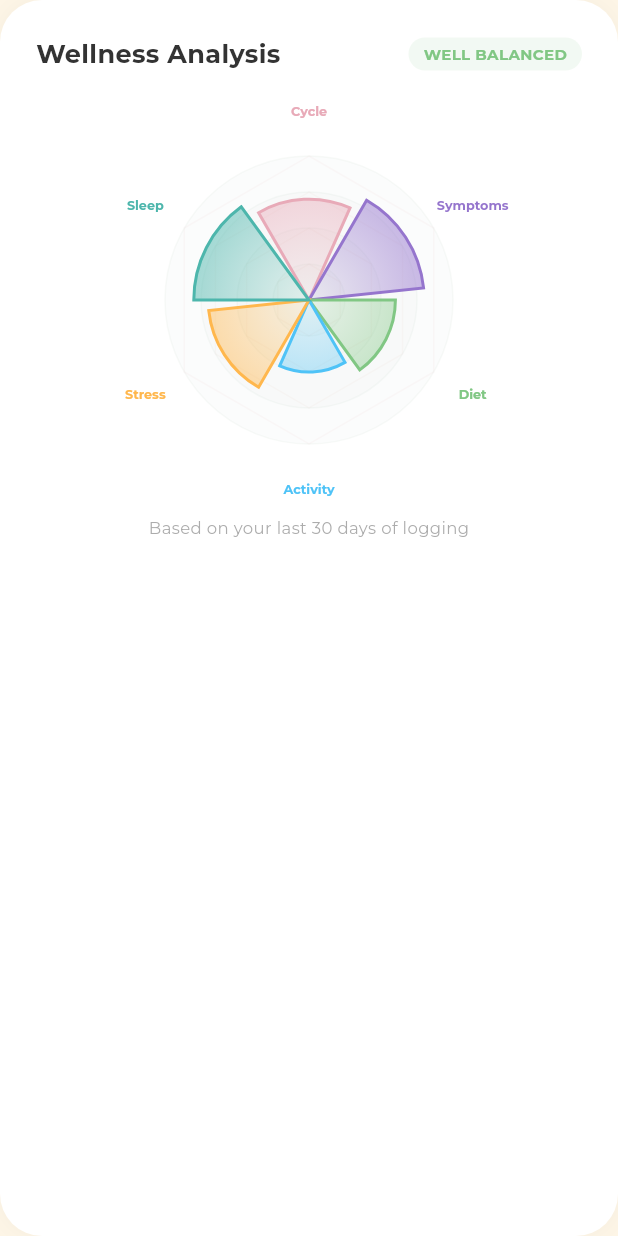
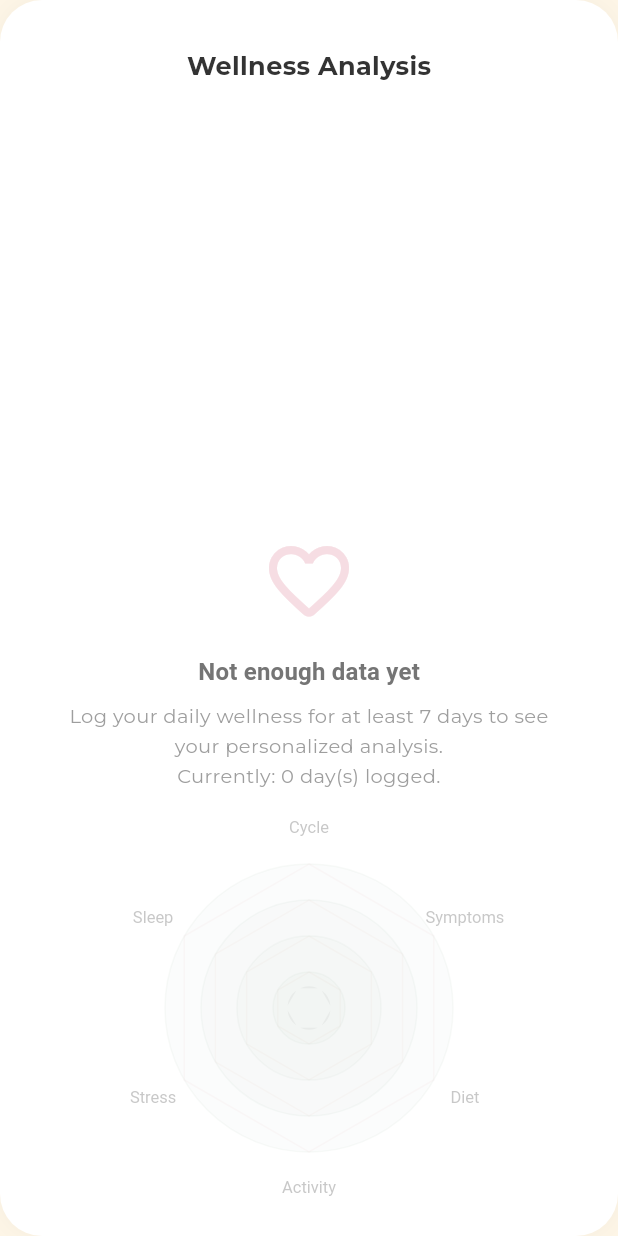
Before and after one commit to Sajawal07/zaya, a Flutter app: the _WellnessRadarChart widget shown alone on an empty page, opened directly, on a phone screen of 412 x 824 dp. Run offline on Flutter 3.47's test engine with Material 3 defaults, Android fonts, the phone set to English and light mode, and no system bars; our stand-ins replace awesome_notifications, cloud_firestore, cloud_functions, firebase_auth, firebase_core, firebase_messaging and 15 more; missing offline and left inert: health; accounts and stored records are empty; generated files the repository leaves out were written again.

Commit message:
Fix Wellness Analysis radar chart: remove hardcoded defaults, add 7-day minimum threshold, per-category missing data handling, dynamic logging text

```diff
--- a/lib/features/insights/presentation/screens/insights_screen.dart
+++ b/lib/features/insights/presentation/screens/insights_screen.dart
@@ -922,7 +922,63 @@ class _WellnessRadarChart extends ConsumerWidget {
   @override
   Widget build(BuildContext context, WidgetRef ref) {
     final analytics = ref.watch(healthAnalyticsProvider);
+
+    // Show empty state when insufficient data
+    if (!analytics.hasEnoughData) {
+      return Container(
+        padding: const EdgeInsets.all(32),
+        decoration: BoxDecoration(
+          color: AppColors.white,
+          borderRadius: BorderRadius.circular(28),
+          boxShadow: [BoxShadow(color: Colors.black.withValues(alpha: 0.03), blurRadius: 10)],
+        ),
+        child: Column(
+          children: [
+            const Expanded(child: _SectionTitle('Wellness Analysis')),
+            const SizedBox(height: 24),
+            Icon(
+              Icons.favorite_outline_rounded,
+              size: 64,
+              color: AppColors.nudeRose.withValues(alpha: 0.4),
+            ),
+            const SizedBox(height: 16),
+            Text(
+              'Not enough data yet',
+              style: Theme.of(context).textTheme.titleMedium?.copyWith(
+                fontWeight: FontWeight.w600,
+                color: AppColors.textSecondary,
+              ),
+            ),
+            const SizedBox(height: 8),
+            Text(
+              'Log your daily wellness for at least 7 days to see your personalized analysis.\nCurrently: ${analytics.loggedDays} day(s) logged.',
+              textAlign: TextAlign.center,
+              style: TextStyle(
+                color: AppColors.textSecondary.withValues(alpha: 0.7),
+                fontSize: 13,
+                height: 1.5,
+              ),
+            ),
+            const SizedBox(height: 24),
+            // Show grayed-out radar preview
+            SizedBox(
+              width: 240,
+              height: 240,
+              child: CustomPaint(
+                painter: _WellnessRadarPainter(
+                  matrix: analytics.wellnessMatrix,
+                  hasData: analytics.hasData,
+                  showPreview: true,
+                ),
+              ),
+            ),
+          ],
+        ),
+      );
+    }
+
     final matrix = analytics.wellnessMatrix;
+    final hasData = analytics.hasData;
     final avg = matrix.values.fold(0.0, (a, b) => a + b) / matrix.length;
 
     String status = 'Stable';
@@ -938,6 +994,11 @@ class _WellnessRadarChart extends ConsumerWidget {
       status = 'Needs Attention';
       statusColor = AppColors.error;
     }
+
+    // Dynamic logging period text
+    final daysText = analytics.loggedDays == 1
+        ? 'Based on 1 day of logging'
+        : 'Based on ${analytics.loggedDays} days of logging';
 
     return Container(
       padding: const EdgeInsets.all(24),
@@ -975,13 +1036,13 @@ class _WellnessRadarChart extends ConsumerWidget {
               width: 240,
               height: 240,
               child: CustomPaint(
-                painter: _WellnessRadarPainter(matrix: matrix),
+                painter: _WellnessRadarPainter(matrix: matrix, hasData: hasData),
               ),
             ),
           ),
           const SizedBox(height: 24),
           Text(
-            'Based on your last 30 days of logging',
+            daysText,
             style: TextStyle(color: AppColors.textSecondary.withValues(alpha: 0.6), fontSize: 11),
           ),
         ],
@@ -992,7 +1053,9 @@ class _WellnessRadarChart extends ConsumerWidget {
 
 class _WellnessRadarPainter extends CustomPainter {
   final Map<String, double> matrix;
-  _WellnessRadarPainter({required this.matrix});
+  final Map<String, bool>? hasData;
+  final bool showPreview;
+  _WellnessRadarPainter({required this.matrix, this.hasData, this.showPreview = false});
 
   @override
   void paint(Canvas canvas, Size size) {
@@ -1021,8 +1084,10 @@ class _WellnessRadarPainter extends CustomPainter {
 
     final points = <Offset>[];
     for (int i = 0; i < axes.length; i++) {
-      final val = (matrix[axes[i]] ?? 0.5).clamp(0.1, 1.0);
-      final r = radius * val;
+      final label = axes[i];
+      final val = (matrix[label] ?? 0.0).clamp(0.0, 1.0);
+      final hasCategoryData = hasData?[label] ?? false;
+      final r = radius * (hasCategoryData ? val : 0.0);
       final x = center.dx + r * Math.cos(i * angleStep - 3.14159 / 2);
       final y = center.dy + r * Math.sin(i * angleStep - 3.14159 / 2);
       points.add(Offset(x, y));
@@ -1056,58 +1121,101 @@ class _WellnessRadarPainter extends CustomPainter {
     for (int i = 0; i < axes.length; i++) {
       final label = axes[i];
       final color = categoryColors[label] ?? AppColors.textSecondary;
-      final val = (matrix[label] ?? 0.5).clamp(0.1, 1.0);
-      final r = radius * val;
+      final val = (matrix[label] ?? 0.0).clamp(0.0, 1.0);
+      final hasCategoryData = hasData?[label] ?? false;
+      final r = radius * (hasCategoryData ? val : 0.0);
 
       final startAngle = i * segmentAngle - 3.14159 / 2 - (segmentAngle * 0.4);
       final endAngle = (i + 1) * segmentAngle - 3.14159 / 2 - (segmentAngle * 0.6);
 
-      // Draw the Petal (Wedge)
+      // Draw the Petal (Wedge) - only if has data, otherwise draw gray placeholder
+      if (hasCategoryData) {
         final petalPath = Path();
         petalPath.moveTo(center.dx, center.dy);
         petalPath.arcTo(
           Rect.fromCircle(center: center, radius: r),
-        i * segmentAngle - 3.14159 / 2 - (segmentAngle / 2),
-        segmentAngle * 0.9, // Small gap between petals
-        false,
+          startAngle,
+          segmentAngle * 0.8,
+          true,
         );
         petalPath.close();
 
-      // Layered effect with gradient
-      canvas.drawPath(
-        petalPath,
-        Paint()
-          ..shader = RadialGradient(
-            colors: [color.withValues(alpha: 0.1), color.withValues(alpha: 0.6)],
-          ).createShader(Rect.fromCircle(center: center, radius: radius))
-          ..style = PaintingStyle.fill,
+        canvas.drawPath(petalPath, Paint()
+          ..shader = LinearGradient(
+            colors: [color.withValues(alpha: 0.3), color.withValues(alpha: 0.1)],
+            begin: Alignment.center,
+            end: Alignment(0.8, 0.8),
+          ).createShader(Rect.fromCircle(center: center, radius: r))
+          ..style = PaintingStyle.fill);
+      } else if (showPreview) {
+        // Draw grayed-out placeholder for missing categories in preview
+        final previewPath = Path();
+        previewPath.moveTo(center.dx, center.dy);
+        previewPath.arcTo(
+          Rect.fromCircle(center: center, radius: radius * 0.15),
+          startAngle,
+          segmentAngle * 0.8,
+          true,
         );
+        previewPath.close();
+        canvas.drawPath(previewPath, Paint()
+          ..color = AppColors.textSecondary.withValues(alpha: 0.08)
+          ..style = PaintingStyle.fill);
+      }
 
-      // Outer border of the petal
-      canvas.drawPath(
-        petalPath,
-        Paint()
-          ..color = color
-          ..style = PaintingStyle.stroke
-          ..strokeWidth = 2,
-      );
+      // Draw category label
+      final labelAngle = i * segmentAngle - 3.14159 / 2;
+      final labelRadius = radius + 24;
+      final labelX = center.dx + labelRadius * Math.cos(labelAngle);
+      final labelY = center.dy + labelRadius * Math.sin(labelAngle);
 
-      // Label position
-      final labelR = radius + 30;
-      final labelX = center.dx + labelR * Math.cos(i * segmentAngle - 3.14159 / 2);
-      final labelY = center.dy + labelR * Math.sin(i * segmentAngle - 3.14159 / 2);
-
-      final textPainter = TextPainter(textDirection: TextDirection.ltr);
-      textPainter.text = TextSpan(
+      final textColor = hasCategoryData ? color : AppColors.textSecondary.withValues(alpha: 0.4);
+      final textPainter = TextPainter(
+        text: TextSpan(
           text: label,
-        style: GoogleFonts.montserrat(
-          fontSize: 8.5,
-          fontWeight: FontWeight.bold,
-          color: color,
+          style: TextStyle(
+            color: textColor,
+            fontSize: 11,
+            fontWeight: hasCategoryData ? FontWeight.w600 : FontWeight.normal,
           ),
+        ),
+        textDirection: TextDirection.ltr,
       );
       textPainter.layout();
       textPainter.paint(canvas, Offset(labelX - textPainter.width / 2, labelY - textPainter.height / 2));
+    }
+
+    // Draw connecting lines for the data polygon (only connecting categories with data)
+    if (!showPreview) {
+      final validPoints = <Offset>[];
+      for (int i = 0; i < axes.length; i++) {
+        if (hasData?[axes[i]] ?? false) {
+          validPoints.add(points[i]);
+        }
+      }
+
+      if (validPoints.length >= 2) {
+        final polygonPath = Path();
+        polygonPath.moveTo(validPoints.first.dx, validPoints.first.dy);
+        for (int i = 1; i < validPoints.length; i++) {
+          polygonPath.lineTo(validPoints[i].dx, validPoints[i].dy);
+        }
+        polygonPath.close();
+
+        canvas.drawPath(polygonPath, Paint()
+          ..shader = LinearGradient(
+            colors: [
+              AppColors.nudeRose.withValues(alpha: 0.3),
+              AppColors.fertileGreen.withValues(alpha: 0.3),
+            ],
+          ).createShader(Rect.fromCircle(center: center, radius: radius))
+          ..style = PaintingStyle.fill);
+
+        canvas.drawPath(polygonPath, Paint()
+          ..color = AppColors.nudeRose.withValues(alpha: 0.6)
+          ..style = PaintingStyle.stroke
+          ..strokeWidth = 2);
+      }
     }
   }
 
--- a/lib/providers/health_analytics_provider.dart
+++ b/lib/providers/health_analytics_provider.dart
@@ -10,6 +10,12 @@ class HealthAnalytics {
   final String insight;
   /// 6 keys: Cycle, Symptoms, Diet, Activity, Stress, Sleep (values 0.0 - 1.0)
   final Map<String, double> wellnessMatrix;
+  /// Categories that have actual logged data
+  final Map<String, bool> hasData;
+  /// Whether there's enough data for meaningful analysis (7+ days)
+  final bool hasEnoughData;
+  /// Actual number of days with logged data
+  final int loggedDays;
 
   HealthAnalytics({
     this.weightTrend = const [],
@@ -17,21 +23,38 @@ class HealthAnalytics {
     this.moodTrend = const [],
     this.crampsTrend = const [],
     this.topSymptom = 'None',
-    this.insight = 'Logging daily helps decode your body\'s messages.',
+    this.insight = 'Start logging daily wellness to see your personalized analysis.',
     this.wellnessMatrix = const {
-      'Cycle': 0.7,
-      'Symptoms': 0.8,
-      'Diet': 0.6,
-      'Activity': 0.5,
-      'Stress': 0.7,
-      'Sleep': 0.8,
+      'Cycle': 0.0,
+      'Symptoms': 0.0,
+      'Diet': 0.0,
+      'Activity': 0.0,
+      'Stress': 0.0,
+      'Sleep': 0.0,
     },
+    this.hasData = const {
+      'Cycle': false,
+      'Symptoms': false,
+      'Diet': false,
+      'Activity': false,
+      'Stress': false,
+      'Sleep': false,
+    },
+    this.hasEnoughData = false,
+    this.loggedDays = 0,
   });
 }
 
 final healthAnalyticsProvider = Provider<HealthAnalytics>((ref) {
   final wellnessState = ref.watch(wellnessProvider);
-  if (wellnessState.history.isEmpty) return HealthAnalytics();
+
+  // Minimum 7 days of logged data for meaningful analysis
+  const int minDataDays = 7;
+  final hasEnoughData = wellnessState.history.length >= minDataDays;
+
+  if (!hasEnoughData) {
+    return HealthAnalytics(loggedDays: wellnessState.history.length);
+  }
 
   final history = wellnessState.history.reversed.toList(); // Oldest first
 
@@ -72,21 +95,52 @@ final healthAnalyticsProvider = Provider<HealthAnalytics>((ref) {
     }
   }
 
-  // Wellness Matrix Calculations
-  double avgDiet = history.map((e) => e.dietScore).fold(0, (a, b) => a + b) / history.length;
-  double avgStress = history.map((e) => e.stressLevel).fold(0, (a, b) => a + b) / history.length;
-  double avgSleepQ = history.map((e) => e.sleepQuality).fold(0, (a, b) => a + b) / history.length;
-  double avgSteps = history.map((e) => e.steps).fold(0, (a, b) => a + b) / history.length;
-  double avgWorkout = history.map((e) => e.workoutMinutes).fold(0.0, (a, b) => a + b) / history.length;
-  double avgSymptomRaw = (crampsTrend.fold(0, (a, b) => a + b) / history.length) + (moodTrend.fold(0, (a, b) => a + b) / history.length);
+  // Track which categories have actual logged data (non-default values)
+  // A category has data if at least one log has a non-zero/non-default value for that field
+  bool hasDietData = history.any((e) => e.dietScore > 0);
+  bool hasStressData = history.any((e) => e.stressLevel > 0);
+  bool hasSleepData = history.any((e) => e.sleepQuality > 0);
+  bool hasActivityData = history.any((e) => (e.steps ?? 0) > 0 || (e.workoutMinutes ?? 0) > 0);
+  bool hasSymptomData = history.any((e) => e.crampsLevel > 0 || e.moodSwingLevel > 0 || e.bloating || e.acne || e.hairThinning || e.facialHair);
+  bool hasCycleData = history.any((e) => (e.flowIntensity?.isNotEmpty ?? false));
+
+  // Wellness Matrix Calculations - only calculate for categories with data
+  double avgDiet = hasDietData
+      ? history.where((e) => e.dietScore > 0).map((e) => e.dietScore).fold(0.0, (a, b) => a + b) / history.where((e) => e.dietScore > 0).length
+      : 0;
+  double avgStress = hasStressData
+      ? history.where((e) => e.stressLevel > 0).map((e) => e.stressLevel.toDouble()).fold(0.0, (a, b) => a + b) / history.where((e) => e.stressLevel > 0).length
+      : 0;
+  double avgSleepQ = hasSleepData
+      ? history.where((e) => e.sleepQuality > 0).map((e) => e.sleepQuality.toDouble()).fold(0.0, (a, b) => a + b) / history.where((e) => e.sleepQuality > 0).length
+      : 0;
+  double avgSteps = hasActivityData
+      ? history.where((e) => (e.steps ?? 0) > 0).map((e) => (e.steps ?? 0).toDouble()).fold(0.0, (a, b) => a + b) / history.where((e) => (e.steps ?? 0) > 0).length
+      : 0;
+  double avgWorkout = hasActivityData
+      ? history.where((e) => (e.workoutMinutes ?? 0) > 0).map((e) => (e.workoutMinutes ?? 0).toDouble()).fold(0.0, (a, b) => a + b) / history.where((e) => (e.workoutMinutes ?? 0) > 0).length
+      : 0;
+  double avgSymptomRaw = hasSymptomData
+      ? (crampsTrend.where((e) => e > 0).fold(0.0, (a, b) => a + b) / crampsTrend.where((e) => e > 0).length) +
+        (moodTrend.where((e) => e > 0).fold(0.0, (a, b) => a + b) / moodTrend.where((e) => e > 0).length)
+      : 0;
 
   final wellnessMatrix = {
-    'Cycle': 0.85, // Placeholder for regularity
-    'Symptoms': (1.0 - (avgSymptomRaw / 20.0)).clamp(0.1, 1.0),
-    'Diet': (avgDiet / 10.0).clamp(0.1, 1.0),
-    'Activity': (((avgSteps / 8000) + (avgWorkout / 30)) / 2).clamp(0.1, 1.0),
-    'Stress': (1.0 - (avgStress / 10.0)).clamp(0.1, 1.0),
-    'Sleep': (avgSleepQ / 10.0).clamp(0.1, 1.0),
+    'Cycle': hasCycleData ? 0.85 : 0.0, // Placeholder for regularity - only show if cycle data exists
+    'Symptoms': hasSymptomData ? (1.0 - (avgSymptomRaw / 20.0)).clamp(0.1, 1.0) : 0.0,
+    'Diet': hasDietData ? (avgDiet / 10.0).clamp(0.1, 1.0) : 0.0,
+    'Activity': hasActivityData ? (((avgSteps / 8000) + (avgWorkout / 30)) / 2).clamp(0.1, 1.0) : 0.0,
+    'Stress': hasStressData ? (1.0 - (avgStress / 10.0)).clamp(0.1, 1.0) : 0.0,
+    'Sleep': hasSleepData ? (avgSleepQ / 10.0).clamp(0.1, 1.0) : 0.0,
+  };
+
+  final hasData = {
+    'Cycle': hasCycleData,
+    'Symptoms': hasSymptomData,
+    'Diet': hasDietData,
+    'Activity': hasActivityData,
+    'Stress': hasStressData,
+    'Sleep': hasSleepData,
   };
 
   return HealthAnalytics(
@@ -97,5 +151,8 @@ final healthAnalyticsProvider = Provider<HealthAnalytics>((ref) {
     topSymptom: topSymptom,
     insight: insight,
     wellnessMatrix: wellnessMatrix,
+    hasData: hasData,
+    hasEnoughData: true,
+    loggedDays: wellnessState.history.length,
   );
 });
```
Lines whose indentation alone changed are shown as unchanged.
